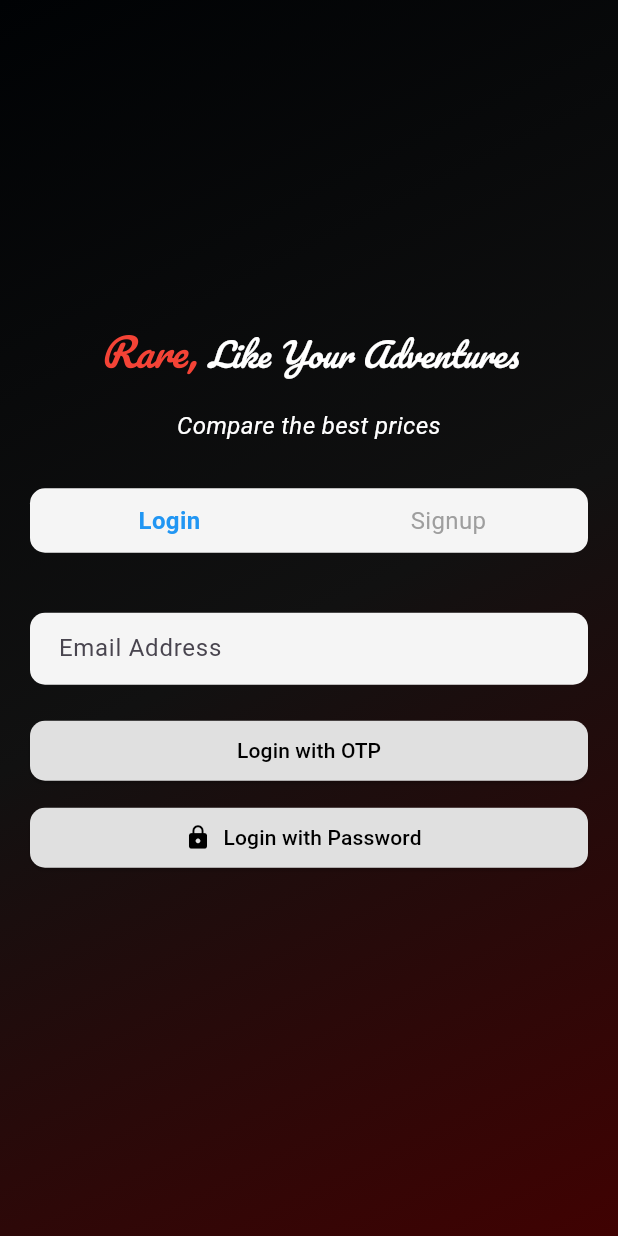
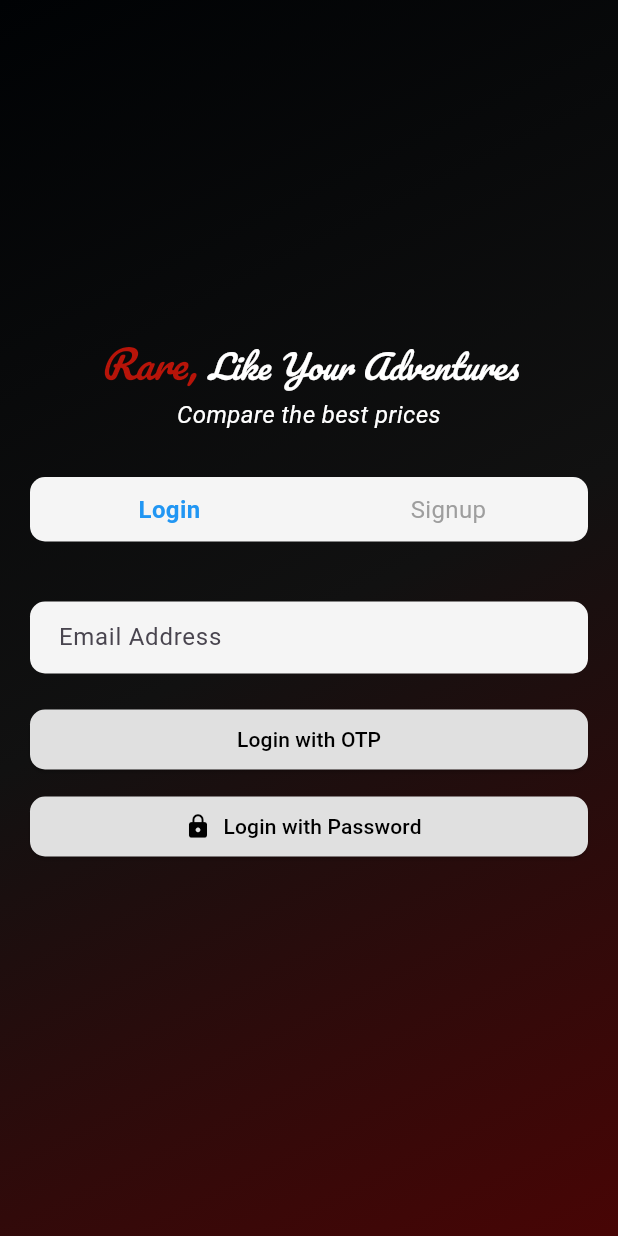
Before and after one commit to sanjaii1/fairyaatra, a Flutter app: the screen it shows after launch, on a phone screen of 412 x 824 dp. Run offline on Flutter 3.47's test engine with Material 3 defaults, Android fonts, the phone set to English and light mode, and no system bars.

Commit message:
login style updated

```diff
--- a/lib/src/feature/login/views/login.dart
+++ b/lib/src/feature/login/views/login.dart
@@ -32,7 +32,7 @@ class _AuthPageState extends State<AuthPage> {
             colors: [
               Color.fromARGB(255, 0, 2, 4),
               Color.fromARGB(255, 17, 17, 17),
-              Color.fromARGB(255, 64, 2, 2),
+              Color.fromARGB(255, 72, 5, 5),
             ],
             stops: [0.0, 0.5, 1.0],
             begin: Alignment.topLeft,
@@ -58,7 +58,7 @@ class _AuthPageState extends State<AuthPage> {
                             text: "Rare, ",
                             style: TextStyle(
                                 fontSize: 26,
-                                color: Colors.red,
+                                color: Color.fromARGB(255, 183, 20, 9),
                                 fontFamily: 'Pacifico',
                                 fontWeight: FontWeight.normal,
                                 fontStyle: FontStyle.italic),
@@ -84,7 +84,7 @@ class _AuthPageState extends State<AuthPage> {
                         ],
                       ),
                     ),
-                    const SizedBox(height: 15),
+                    // const SizedBox(height: 15),
                     const Text(
                       "Compare the best prices",
                       textAlign: TextAlign.center,
```
